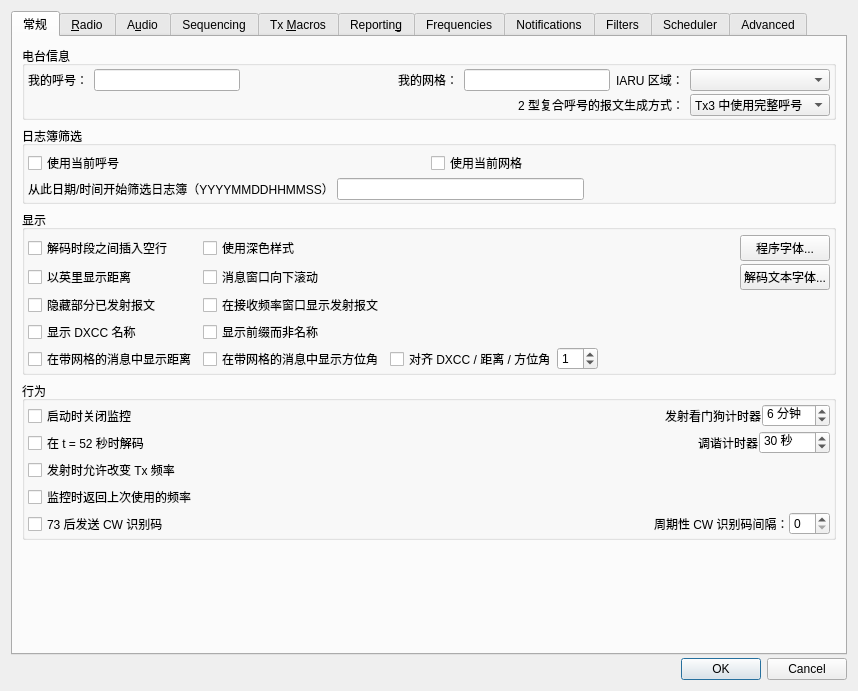
iCassius/JTDX_mod, file Configuration.ui: the form before one commit.
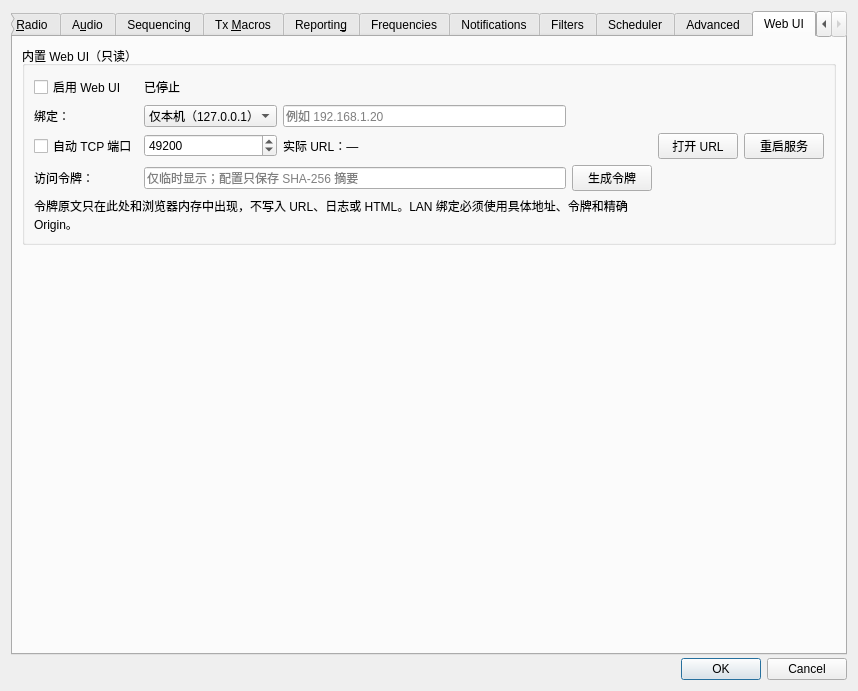
The form after the commit. The open tabs and pages were chosen to show the change.

The edit to the form file:
```diff
--- a/Configuration.ui
+++ b/Configuration.ui
@@ -7575,6 +7575,38 @@
         </layout>
        </item>
       </layout>
+      </widget>
+     <widget class="QWidget" name="web_ui_tab">
+      <attribute name="title">
+       <string>Web UI</string>
+      </attribute>
+      <attribute name="toolTip">
+       <string>只读 Web 状态页面；不提供电台控制。</string>
+      </attribute>
+      <layout class="QVBoxLayout" name="web_ui_layout">
+       <item>
+        <widget class="QGroupBox" name="web_ui_group_box">
+         <property name="title"><string>内置 Web UI（只读）</string></property>
+         <layout class="QGridLayout" name="web_ui_grid">
+          <item row="0" column="0"><widget class="QCheckBox" name="web_ui_enabled_check_box"><property name="text"><string>启用 Web UI</string></property><property name="toolTip"><string>默认关闭；只在点击设置对话框的确定后启动或重启服务。</string></property></widget></item>
+          <item row="0" column="1" colspan="3"><widget class="QLabel" name="web_ui_status_label"><property name="text"><string>已停止</string></property></widget></item>
+          <item row="1" column="0"><widget class="QLabel" name="web_ui_bind_label"><property name="text"><string>绑定：</string></property></widget></item>
+          <item row="1" column="1"><widget class="QComboBox" name="web_ui_bind_combo_box"><item><property name="text"><string>仅本机（127.0.0.1）</string></property></item><item><property name="text"><string>LAN（指定地址）</string></property></item></widget></item>
+          <item row="1" column="2"><widget class="QLineEdit" name="web_ui_bind_address_line_edit"><property name="placeholderText"><string>例如 192.168.1.20</string></property><property name="toolTip"><string>LAN 必须填写具体本机地址，禁止 Any/0.0.0.0。</string></property></widget></item>
+          <item row="2" column="0"><widget class="QCheckBox" name="web_ui_automatic_port_check_box"><property name="text"><string>自动 TCP 端口</string></property></widget></item>
+          <item row="2" column="1"><widget class="QSpinBox" name="web_ui_port_spin_box"><property name="minimum"><number>1024</number></property><property name="maximum"><number>65535</number></property><property name="value"><number>49200</number></property></widget></item>
+          <item row="2" column="2" colspan="2"><widget class="QLabel" name="web_ui_url_label"><property name="text"><string>实际 URL：—</string></property><property name="textInteractionFlags"><set>Qt::TextSelectableByMouse</set></property></widget></item>
+          <item row="2" column="4"><widget class="QPushButton" name="web_ui_open_push_button"><property name="text"><string>打开 URL</string></property></widget></item>
+          <item row="2" column="5"><widget class="QPushButton" name="web_ui_restart_push_button"><property name="text"><string>重启服务</string></property></widget></item>
+          <item row="3" column="0"><widget class="QLabel" name="web_ui_token_label"><property name="text"><string>访问令牌：</string></property></widget></item>
+          <item row="3" column="1" colspan="2"><widget class="QLineEdit" name="web_ui_token_line_edit"><property name="echoMode"><enum>QLineEdit::Password</enum></property><property name="placeholderText"><string>仅临时显示；配置只保存 SHA-256 摘要</string></property></widget></item>
+          <item row="3" column="3"><widget class="QPushButton" name="web_ui_generate_token_push_button"><property name="text"><string>生成令牌</string></property></widget></item>
+          <item row="4" column="0" colspan="4"><widget class="QLabel" name="web_ui_help_label"><property name="wordWrap"><bool>true</bool></property><property name="text"><string>令牌原文只在此处和浏览器内存中出现，不写入 URL、日志或 HTML。LAN 绑定必须使用具体地址、令牌和精确 Origin。</string></property></widget></item>
+         </layout>
+        </widget>
+       </item>
+       <item><spacer name="web_ui_vertical_spacer"><property name="orientation"><enum>Qt::Vertical</enum></property><property name="sizeHint" stdset="0"><size><width>20</width><height>40</height></size></property></spacer></item>
+      </layout>
      </widget>
     </widget>
    </item>
```
